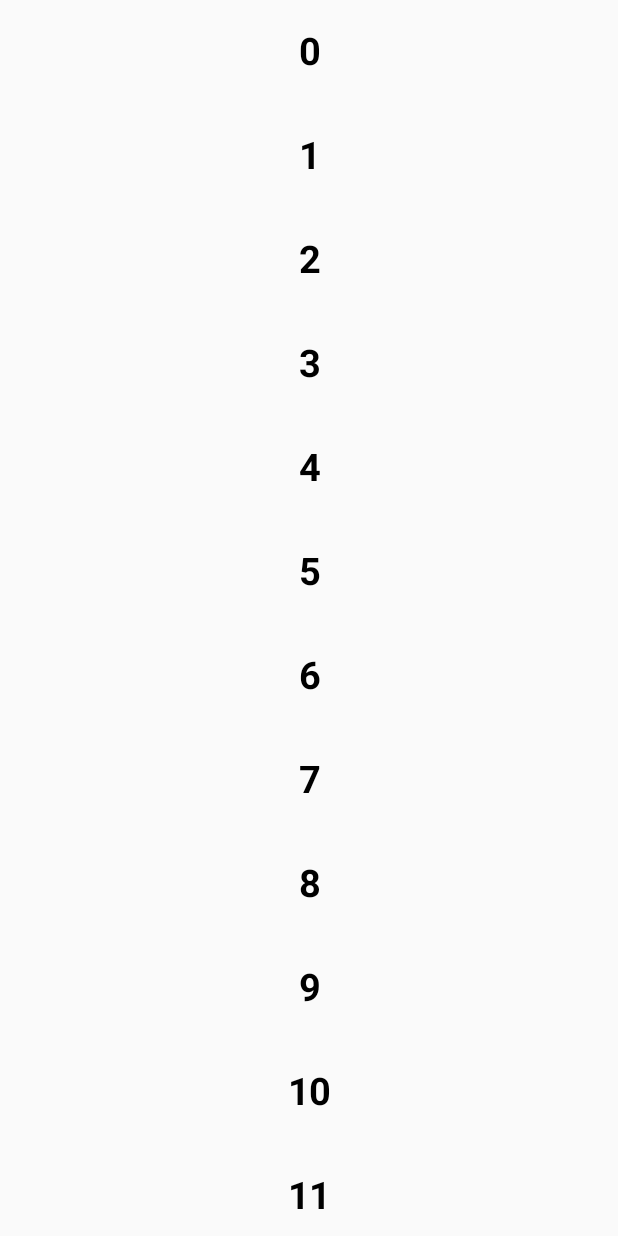
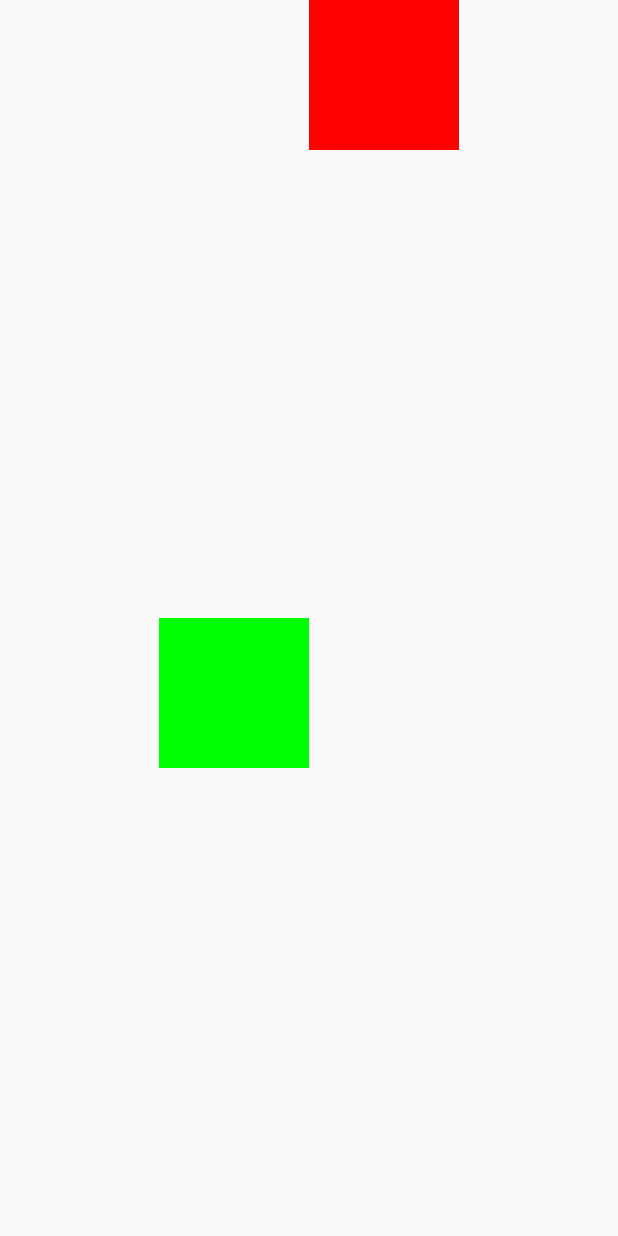
Before and after one commit to RagulMohankumarr/Jetpack-Compose, an Android app built with Jetpack Compose: the screen it shows after launch (MainActivity), on a phone screen of 412 x 824 dp. Run offline under Robolectric (Android 15) with nearby library versions, the phone set to English and light mode, and no system bars; our stand-ins replace constraintlayout-compose.

Commit message:
Jetpack Compose - Constraint Layout

```diff
--- a/app/build.gradle
+++ b/app/build.gradle
@@ -58,4 +58,5 @@ dependencies {
     androidTestImplementation 'androidx.test.espresso:espresso-core:3.4.0'
     androidTestImplementation "androidx.compose.ui:ui-test-junit4:$compose_version"
     debugImplementation "androidx.compose.ui:ui-tooling:$compose_version"
+    implementation "androidx.constraintlayout:constraintlayout-compose:1.0.0-alpha07"
 }
--- a/app/src/main/java/com/example/jetpackcomposesample/MainActivity.kt
+++ b/app/src/main/java/com/example/jetpackcomposesample/MainActivity.kt
@@ -21,6 +21,7 @@ import androidx.compose.ui.graphics.Color
 import androidx.compose.ui.graphics.Color.Companion.Red
 import androidx.compose.ui.graphics.painter.Painter
 import androidx.compose.ui.layout.ContentScale
+import androidx.compose.ui.layout.layoutId
 import androidx.compose.ui.res.painterResource
 import androidx.compose.ui.text.SpanStyle
 import androidx.compose.ui.text.TextStyle
@@ -35,6 +36,10 @@ import androidx.compose.ui.text.withStyle
 import androidx.compose.ui.tooling.preview.Preview
 import androidx.compose.ui.unit.dp
 import androidx.compose.ui.unit.sp
+import androidx.constraintlayout.compose.ChainStyle
+import androidx.constraintlayout.compose.ConstraintLayout
+import androidx.constraintlayout.compose.ConstraintSet
+import androidx.constraintlayout.compose.Dimension
 import com.example.jetpackcomposesample.ui.theme.JetpackComposeSampleTheme
 import kotlinx.coroutines.launch
 import kotlin.random.Random
@@ -45,19 +50,27 @@ class MainActivity : ComponentActivity() {
     override fun onCreate(savedInstanceState: Bundle?) {
         super.onCreate(savedInstanceState)
         setContent {
-            val scrollState = rememberScrollState()
-            LazyColumn {
-                items(500){
-                    Text(
-                        text = "$it",
-                        fontSize = 25.sp,
-                        textAlign = TextAlign.Center,
-                        fontWeight = FontWeight.Bold,
-                        modifier = Modifier
-                            .padding(vertical = 20.dp)
-                            .fillMaxWidth()
-                    )
+            val constraints = ConstraintSet {
+                var greenBox = createRefFor("greenBox")
+                var redBox = createRefFor("redBox")
+                val guidline = createGuidelineFromTop(0.5f)
+                constrain(greenBox) {
+                    top.linkTo(guidline)
+                    start.linkTo(parent.start)
+                    width = Dimension.value(100.dp)
+                    height = Dimension.value(100.dp)
                 }
+                constrain(redBox){
+                    top.linkTo(parent.top)
+                    start.linkTo(greenBox.end)
+                    width = Dimension.value(100.dp)
+                    height = Dimension.value(100.dp)
+                }
+                createHorizontalChain(greenBox,redBox, chainStyle = ChainStyle.Packed)
+            }
+            ConstraintLayout(constraints, modifier = Modifier.fillMaxSize()) {
+                Box(modifier = Modifier.background(Color.Green).layoutId("greenBox"))
+                Box(modifier = Modifier.background(Color.Red).layoutId("redBox"))
             }
         }
     }
```
